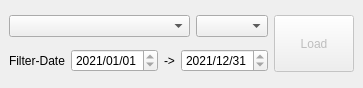
MIERUNE/qgis-jaxa-earth-plugin, file jaxaEarthApiDockWidget.ui: the form before one commit.
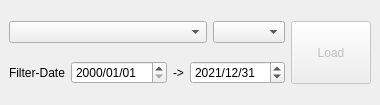
The form after the commit.

Patch:
```diff
--- a/jaxaEarthApiDockWidget.ui
+++ b/jaxaEarthApiDockWidget.ui
@@ -6,14 +6,14 @@
    <rect>
     <x>0</x>
     <y>0</y>
-    <width>330</width>
-    <height>88</height>
+    <width>380</width>
+    <height>105</height>
    </rect>
   </property>
   <property name="minimumSize">
    <size>
-    <width>100</width>
-    <height>88</height>
+    <width>380</width>
+    <height>105</height>
    </size>
   </property>
   <property name="windowTitle">
@@ -79,24 +79,24 @@
         </property>
         <property name="dateTime">
          <datetime>
-          <hour>0</hour>
-          <minute>0</minute>
-          <second>0</second>
-          <year>2021</year>
+          <hour>23</hour>
+          <minute>59</minute>
+          <second>59</second>
+          <year>2000</year>
           <month>1</month>
           <day>1</day>
          </datetime>
         </property>
         <property name="maximumDate">
          <date>
-          <year>2021</year>
+          <year>2099</year>
           <month>12</month>
           <day>31</day>
          </date>
         </property>
         <property name="minimumDate">
          <date>
-          <year>2021</year>
+          <year>2000</year>
           <month>1</month>
           <day>1</day>
          </date>
@@ -129,9 +129,9 @@
         </property>
         <property name="dateTime">
          <datetime>
-          <hour>23</hour>
-          <minute>59</minute>
-          <second>59</second>
+          <hour>0</hour>
+          <minute>0</minute>
+          <second>0</second>
           <year>2021</year>
           <month>12</month>
           <day>31</day>
@@ -142,7 +142,7 @@
           <hour>23</hour>
           <minute>59</minute>
           <second>59</second>
-          <year>2021</year>
+          <year>2099</year>
           <month>12</month>
           <day>31</day>
          </datetime>
@@ -152,21 +152,21 @@
           <hour>0</hour>
           <minute>0</minute>
           <second>0</second>
-          <year>2021</year>
+          <year>2000</year>
           <month>1</month>
           <day>1</day>
          </datetime>
         </property>
         <property name="maximumDate">
          <date>
-          <year>2021</year>
+          <year>2099</year>
           <month>12</month>
           <day>31</day>
          </date>
         </property>
         <property name="minimumDate">
          <date>
-          <year>2021</year>
+          <year>2000</year>
           <month>1</month>
           <day>1</day>
          </date>
```
